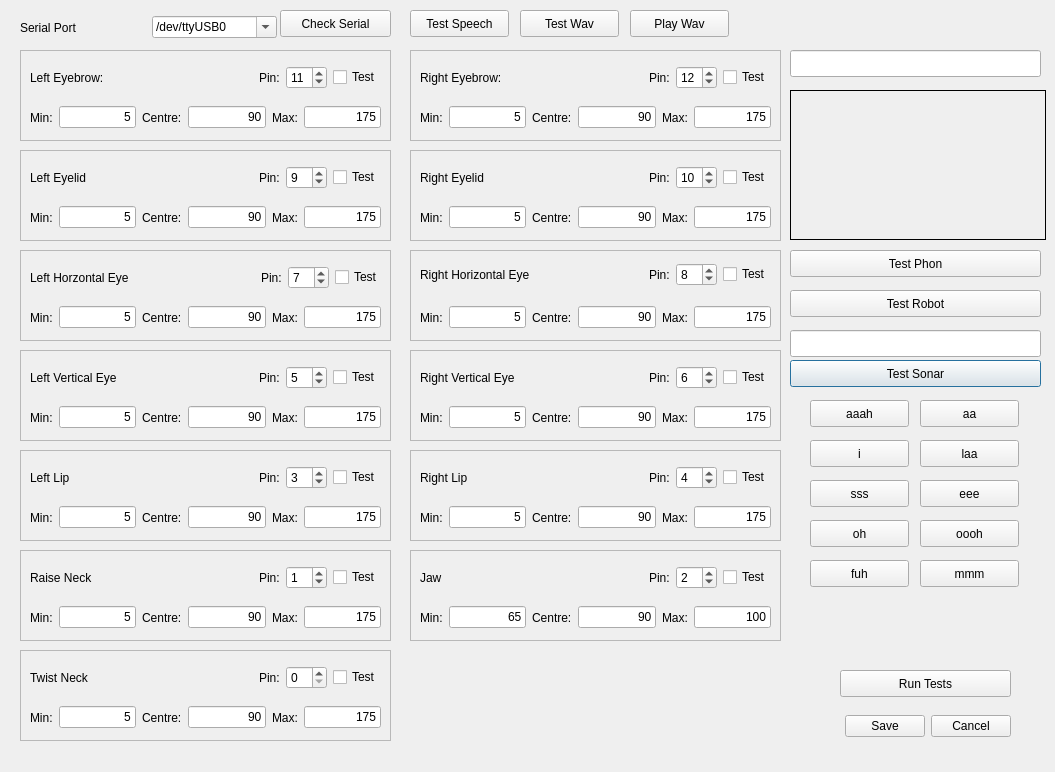
Before: the Qt Designer form configwindow.ui in ptbw/FriztV2, drawn with Qt 5.
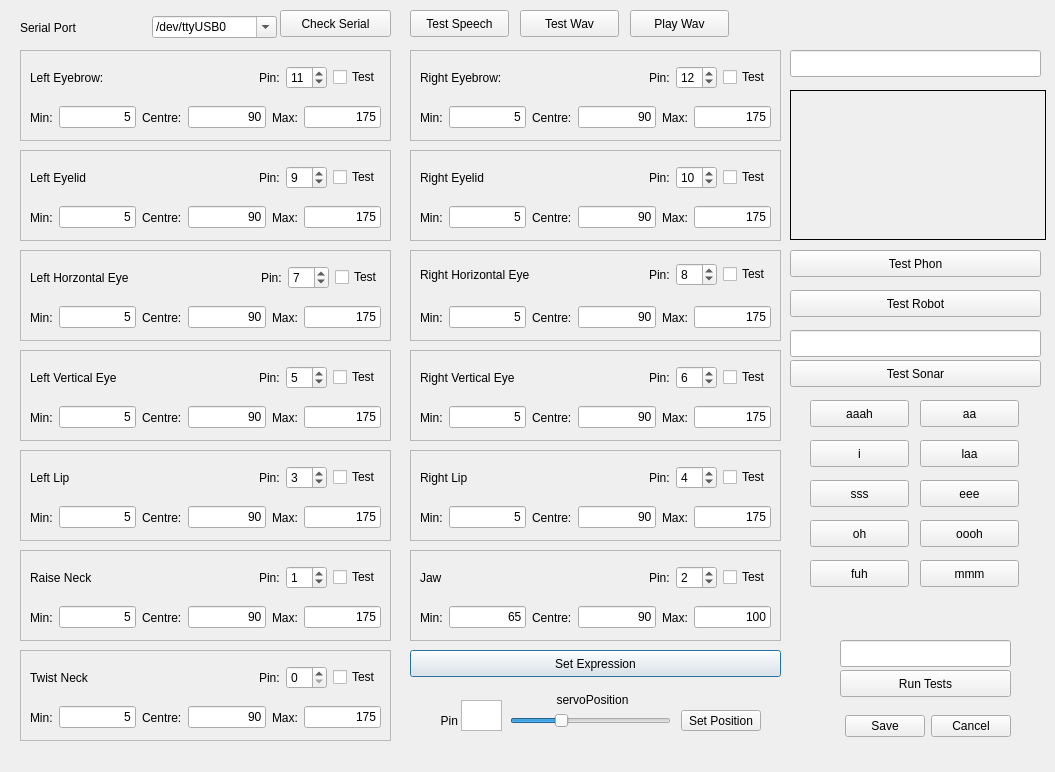
After: the same form once the commit is applied.

Diff of the .ui file:
```diff
--- a/configwindow.ui
+++ b/configwindow.ui
@@ -2115,6 +2115,121 @@
     <string>mmm</string>
    </property>
   </widget>
+  <widget class="QLineEdit" name="textTest">
+   <property name="geometry">
+    <rect>
+     <x>840</x>
+     <y>640</y>
+     <width>171</width>
+     <height>27</height>
+    </rect>
+   </property>
+   <property name="layoutDirection">
+    <enum>Qt::LeftToRight</enum>
+   </property>
+   <property name="alignment">
+    <set>Qt::AlignRight|Qt::AlignTrailing|Qt::AlignVCenter</set>
+   </property>
+   <property name="readOnly">
+    <bool>true</bool>
+   </property>
+  </widget>
+  <widget class="QSlider" name="servoPosition">
+   <property name="geometry">
+    <rect>
+     <x>510</x>
+     <y>710</y>
+     <width>161</width>
+     <height>21</height>
+    </rect>
+   </property>
+   <property name="minimum">
+    <number>30</number>
+   </property>
+   <property name="maximum">
+    <number>130</number>
+   </property>
+   <property name="value">
+    <number>60</number>
+   </property>
+   <property name="orientation">
+    <enum>Qt::Horizontal</enum>
+   </property>
+  </widget>
+  <widget class="QLabel" name="pinLabel">
+   <property name="geometry">
+    <rect>
+     <x>401</x>
+     <y>710</y>
+     <width>57</width>
+     <height>21</height>
+    </rect>
+   </property>
+   <property name="text">
+    <string>Pin</string>
+   </property>
+   <property name="alignment">
+    <set>Qt::AlignRight|Qt::AlignTrailing|Qt::AlignVCenter</set>
+   </property>
+  </widget>
+  <widget class="QPlainTextEdit" name="pinNumber">
+   <property name="geometry">
+    <rect>
+     <x>461</x>
+     <y>700</y>
+     <width>41</width>
+     <height>31</height>
+    </rect>
+   </property>
+   <property name="inputMethodHints">
+    <set>Qt::ImhDigitsOnly</set>
+   </property>
+  </widget>
+  <widget class="QLabel" name="lbServoPosition">
+   <property name="geometry">
+    <rect>
+     <x>517</x>
+     <y>690</y>
+     <width>151</width>
+     <height>20</height>
+    </rect>
+   </property>
+   <property name="text">
+    <string>servoPosition</string>
+   </property>
+   <property name="alignment">
+    <set>Qt::AlignCenter</set>
+   </property>
+  </widget>
+  <widget class="QPushButton" name="btnSetPosition">
+   <property name="geometry">
+    <rect>
+     <x>681</x>
+     <y>710</y>
+     <width>80</width>
+     <height>21</height>
+    </rect>
+   </property>
+   <property name="text">
+    <string>Set Position</string>
+   </property>
+  </widget>
+  <widget class="QPushButton" name="btnSetExpression">
+   <property name="geometry">
+    <rect>
+     <x>410</x>
+     <y>650</y>
+     <width>371</width>
+     <height>27</height>
+    </rect>
+   </property>
+   <property name="text">
+    <string>Set Expression</string>
+   </property>
+   <property name="default">
+    <bool>true</bool>
+   </property>
+  </widget>
   <zorder>frame_13</zorder>
   <zorder>frame_2</zorder>
   <zorder>frame</zorder>
```
Left out of the diff: 11 changed lines with no effect on the pictures.
